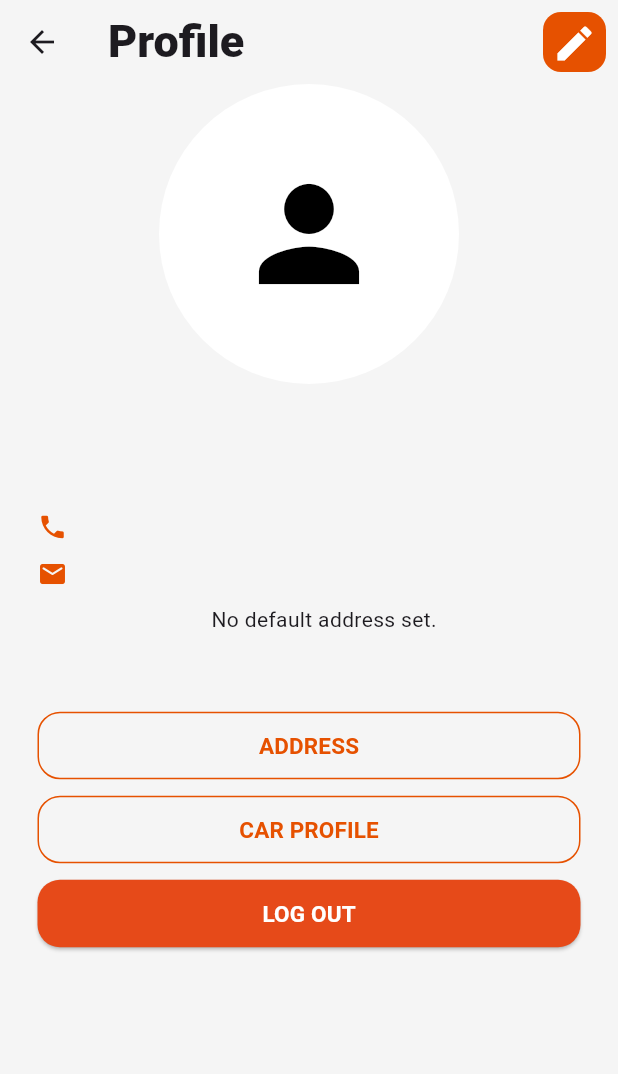
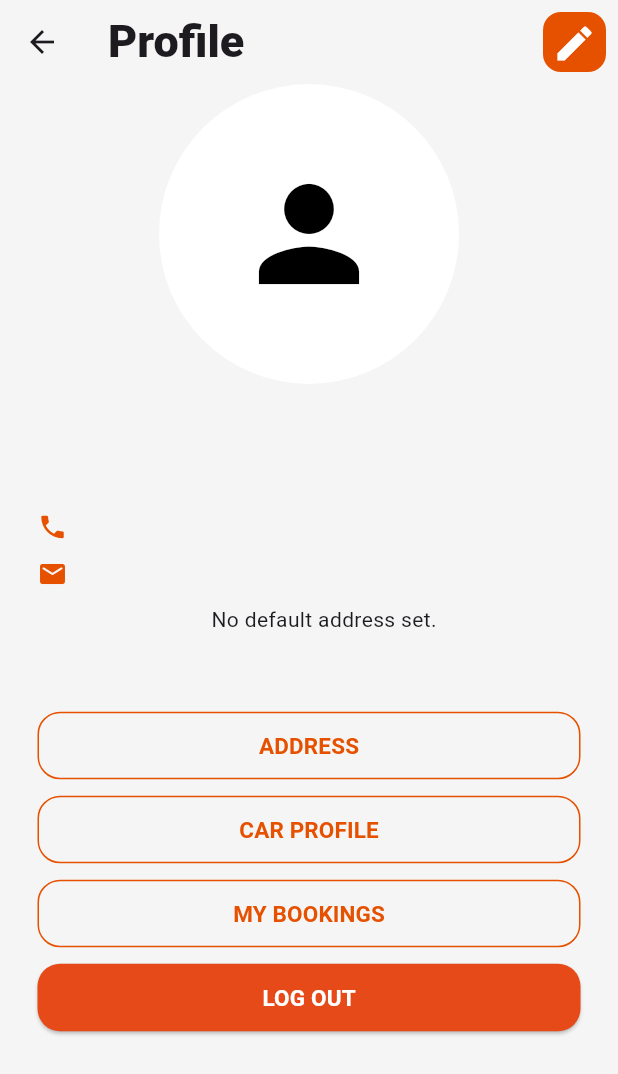
Before and after one commit to TechPyllars2024/AutoCareCarOwners, a Flutter app: the CarOwnerProfile screen opened directly, on a phone screen of 412 x 824 dp. Shown: the top 1074 px of the screen. Run offline on Flutter 3.47's test engine with Material 3 defaults, Android fonts, the phone set to English and light mode, and no system bars; our stand-ins replace carousel_slider, cloud_firestore, curved_navigation_bar, firebase_auth, firebase_core, firebase_storage and 5 more; missing offline and left inert: flutter_pannable_rating_bar; accounts and stored records are empty.

Commit message:
Feature-Profile_Management: added a booking screen for carowners

```diff
--- a/lib/ProfileManagement/screens/car_owner_profile.dart
+++ b/lib/ProfileManagement/screens/car_owner_profile.dart
@@ -3,6 +3,7 @@ import 'package:autocare_carowners/ProfileManagement/models/car_owner_address_mo
 import 'package:autocare_carowners/ProfileManagement/models/car_owner_profile_model.dart';
 import 'package:autocare_carowners/ProfileManagement/screens/carDetails.dart';
 import 'package:autocare_carowners/ProfileManagement/screens/car_owner_addresses.dart';
+import 'package:autocare_carowners/ProfileManagement/screens/car_owner_booking.dart';
 import 'package:autocare_carowners/ProfileManagement/screens/car_owner_edit_profile.dart';
 import 'package:autocare_carowners/Authentication/screens/login.dart';
 import 'package:flutter/material.dart';
@@ -81,7 +82,7 @@ class _CarOwnerProfileState extends State<CarOwnerProfile> {
                 borderRadius: BorderRadius.circular(12.0), // Rounded edges
               ),
               padding: EdgeInsets.all(6.0), // Optional: Add some padding for better aesthetics
-              child: Center( // Center the icon
+              child: const Center( // Center the icon
                 child: Icon(
                   Icons.edit,
                   color: Colors.white, // Set the icon color to white
@@ -276,6 +277,34 @@ class _CarOwnerProfileState extends State<CarOwnerProfile> {
                 const SizedBox(height: 8),
 
                 Padding(
+                  padding: const EdgeInsets.symmetric(horizontal: 25),
+                  child: ElevatedButton(
+                    style: ElevatedButton.styleFrom(
+                      shape: RoundedRectangleBorder(
+                        borderRadius: BorderRadius.circular(15),
+                        side: BorderSide(color: Colors.orange.shade900), // Set the border color to orange
+                      ),
+                      minimumSize: const Size(400, 45),
+                      backgroundColor: Colors.transparent, // Make the background transparent
+                      elevation: 0, // Remove shadow for better transparency effect
+                    ),
+                    onPressed: () {
+                      Navigator.push(
+                          context,
+                          //pushReplacement if you don't want to go back
+                          MaterialPageRoute(
+                              builder: (context) => const MyBookingsScreen()));
+                    },
+                    child:  Text('MY BOOKINGS',
+                        style: TextStyle(
+                            fontWeight: FontWeight.bold,
+                            color: Colors.orange.shade900,
+                            fontSize: 15)),
+                  ),
+                ),
+                const SizedBox(height: 8),
+
+                Padding(
                   padding: const EdgeInsets.symmetric(horizontal: 25.0),
                   child: ElevatedButton(
                     style: ElevatedButton.styleFrom(
```
